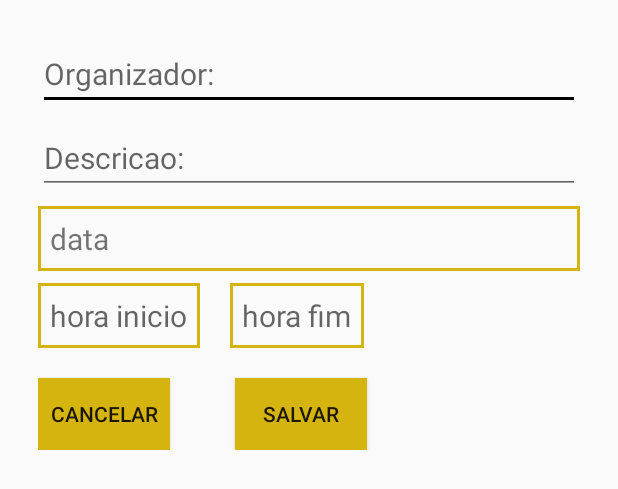
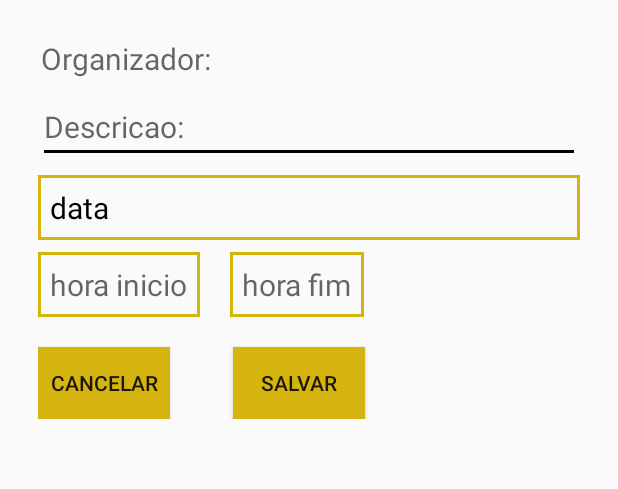
Before and after one commit to HannaMBarbato/SistemaControleSala, an Android app: the layout activity_cadastro_alocacao.xml on its own in the app's theme, with its tools: preview values and no code run, on a phone screen of 412 x 824 dp. Shown: the top 489 px of the screen. Run offline under Robolectric (Android 15) with nearby library versions, the phone set to English and light mode, and no system bars.

Commit message:
Nome do organizador do banco para tela de cadastro de alocacao

```diff
--- a/app/src/main/java/com/example/sistemacontrolesala/usuario/CadastroUsuario.java
+++ b/app/src/main/java/com/example/sistemacontrolesala/usuario/CadastroUsuario.java
@@ -90,7 +90,7 @@ public class CadastroUsuario extends AppCompatActivity implements AdapterView.On
                         startActivity(new Intent(CadastroUsuario.this, MainActivity.class));
                         finish();
                     } else {
-                        Toast.makeText(CadastroUsuario.this, "Erroooou", Toast.LENGTH_LONG).show();
+                        Toast.makeText(CadastroUsuario.this, "Erro ao criar usuario", Toast.LENGTH_LONG).show();
                     }
                 } catch (Exception e) {
                     e.printStackTrace();
--- a/app/src/main/res/layout/activity_cadastro_alocacao.xml
+++ b/app/src/main/res/layout/activity_cadastro_alocacao.xml
@@ -12,11 +12,13 @@
         android:orientation="vertical"
         android:paddingBottom="50dp">
 
-        <EditText
-            android:id="@+id/cadastroAlocacaoEditOrganizador"
+        <TextView
+            android:id="@+id/cadastroAlocacaoTxtOrganizador"
             android:layout_width="match_parent"
             android:layout_height="wrap_content"
+            android:layout_marginLeft="2dp"
             android:hint="Organizador: "
+            android:textColor="@android:color/black"
             android:textSize="20dp" />
 
         <EditText
@@ -25,6 +27,7 @@
             android:layout_height="wrap_content"
             android:layout_marginTop="8dp"
             android:hint="Descricao: "
+            android:textColor="@android:color/black"
             android:textSize="20dp" />
 
         <TextView
@@ -35,6 +38,7 @@
             android:background="@drawable/text_customizado"
             android:padding="8dp"
             android:text="data"
+            android:textColor="@android:color/black"
             android:textSize="20dp" />
 
         <LinearLayout
@@ -50,6 +54,7 @@
                 android:background="@drawable/text_customizado"
                 android:hint="hora inicio"
                 android:padding="8dp"
+                android:textColor="@android:color/black"
                 android:textSize="20dp" />
 
             <EditText
@@ -61,6 +66,7 @@
                 android:background="@drawable/text_customizado"
                 android:hint="hora fim"
                 android:padding="8dp"
+                android:textColor="@android:color/black"
                 android:textSize="20dp" />
 
         </LinearLayout>
@@ -80,7 +86,7 @@
             <Button
                 android:layout_width="wrap_content"
                 android:layout_height="wrap_content"
-                android:layout_marginLeft="43dp"
+                android:layout_marginLeft="42dp"
                 android:layout_marginTop="20dp"
                 android:background="@color/colorButton"
                 android:text="Salvar" />
```
Also changed, not shown: app/src/main/java/com/example/sistemacontrolesala/alocacao/CadastroAlocacao.java (+9 -4 lines).
